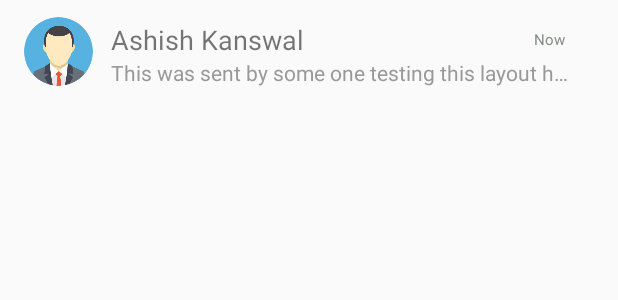
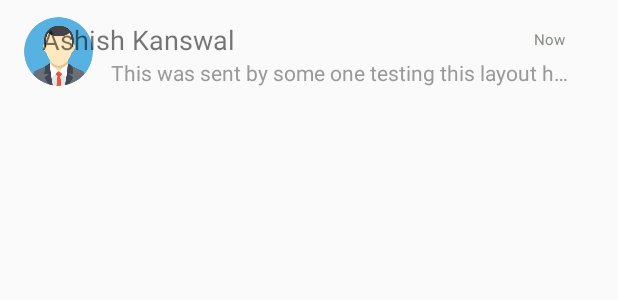
Before and after one commit to ALPhaHoai/MyAndroidChat, an Android app: the layout message_item_layout.xml on its own in the app's theme, with its tools: preview values and no code run, on a phone screen of 412 x 824 dp. Shown: the top 300 px of the screen. Run offline under Robolectric (Android 15) with nearby library versions, the phone set to English and light mode, and no system bars.

Commit message:
update layout

```diff
--- a/app/build.gradle
+++ b/app/build.gradle
@@ -5,7 +5,7 @@ android {
     useLibrary 'org.apache.http.legacy'
     defaultConfig {
         applicationId "com.along.androidchat"
-        minSdkVersion 15
+        minSdkVersion 23
         targetSdkVersion 28
         versionCode 1
         versionName "1.0"
--- a/app/src/main/res/layout/message_item_layout.xml
+++ b/app/src/main/res/layout/message_item_layout.xml
@@ -34,12 +34,6 @@
         app:layout_constraintStart_toStartOf="parent"
         app:layout_constraintTop_toTopOf="parent" />
 
-    <android.support.constraint.Barrier
-        android:id="@+id/profileImageBarrier"
-        android:layout_width="wrap_content"
-        android:layout_height="wrap_content"
-        app:barrierDirection="end"
-        app:constraint_referenced_ids="alphabeticImage,contactImage" />
 
     <TextView
         android:id="@+id/smReceivers"
@@ -58,7 +52,7 @@
         android:textIsSelectable="false"
         android:textSize="18sp"
         app:layout_constraintEnd_toStartOf="@+id/createdAtTime"
-        app:layout_constraintStart_toStartOf="@+id/profileImageBarrier"
+        app:layout_constraintStart_toStartOf="@+id/contactImage"
         app:layout_constraintTop_toTopOf="parent" />
 
     <TextView
@@ -88,7 +82,7 @@
         android:layout_marginStart="12dp"
         android:src="@drawable/applozic_ic_action_attachment"
         android:visibility="gone"
-        app:layout_constraintStart_toEndOf="@+id/profileImageBarrier"
+        app:layout_constraintStart_toEndOf="@+id/contactImage"
         app:layout_constraintTop_toBottomOf="@+id/smReceivers" />
 
     <TextView
--- a/build.gradle
+++ b/build.gradle
@@ -7,7 +7,7 @@ buildscript {
 
     }
     dependencies {
-        classpath 'com.android.tools.build:gradle:3.3.0'
+        classpath 'com.android.tools.build:gradle:3.3.2'
 
         // NOTE: Do not place your application dependencies here; they belong
         // in the individual module build.gradle files
```
Also changed, not shown: app/src/main/res/layout/activity_chat_box.xml (+17 -18 lines).
